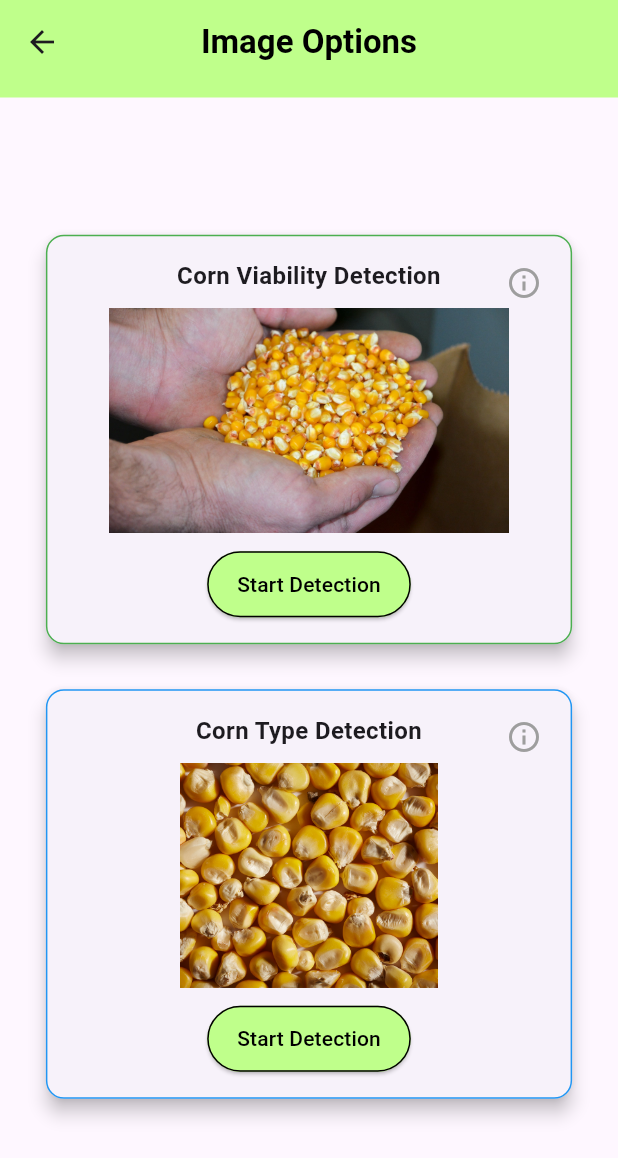
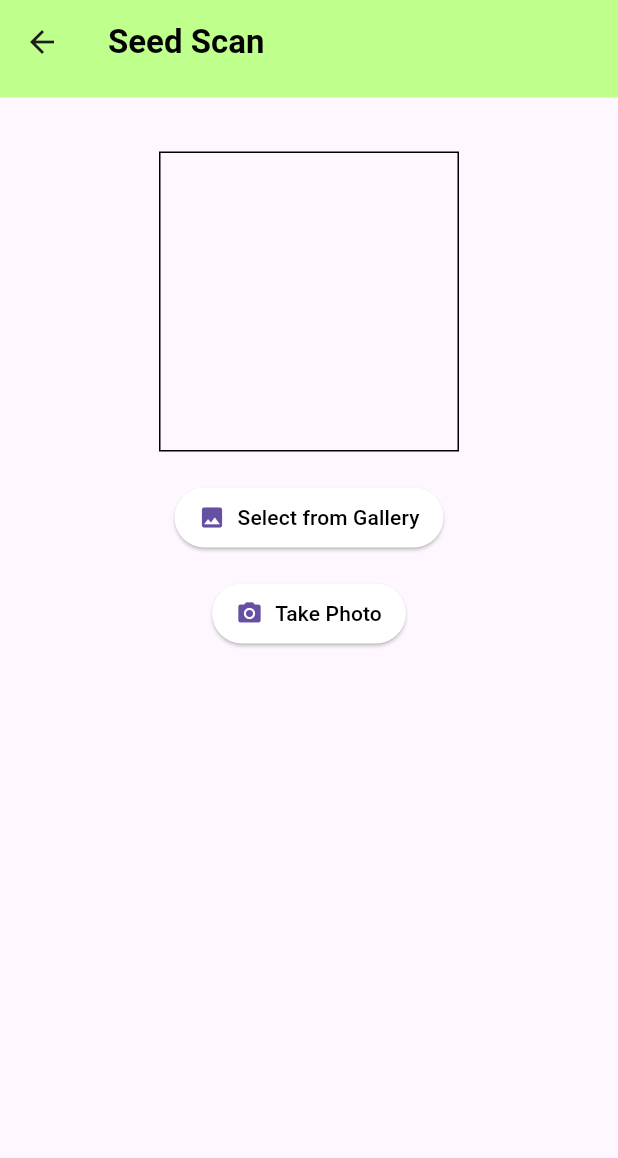
Before and after one commit to lightdarkmaster/seedscan, a Flutter app: the ImageOptions screen opened directly, after a tap on "Start Detection", on a phone screen of 412 x 824 dp. Shown: the top 1158 px of the screen. Run offline on Flutter 3.47's test engine with Material 3 defaults, Android fonts, the light colour scheme and no system bars; our stand-ins replace camera, curved_navigation_bar, image_picker, local_auth; missing offline and left inert: flutter_vision, tflite.

Commit message:
Fix some bugs

```diff
--- /dev/null
+++ b/lib/pages/detectionPages/imageCornViability.dart
@@ -0,0 +1,269 @@
+import 'package:flutter/material.dart';
+import 'package:image_picker/image_picker.dart';
+import 'package:tflite/tflite.dart';
+import 'dart:async';
+import 'dart:io';
+
+class ImageCornViability extends StatefulWidget {
+  const ImageCornViability({Key? key}) : super(key: key);
+
+  @override
+  _ImageCornViabilityWidgetState createState() =>
+      _ImageCornViabilityWidgetState();
+}
+
+class _ImageCornViabilityWidgetState extends State<ImageCornViability> {
+  late ImagePicker _imagePicker;
+  XFile? _pickedImage;
+  List<dynamic>? _recognitions1;
+  List<dynamic>? _recognitions2; // Recognitions for the second model
+  bool _isLoading = false;
+
+  @override
+  void initState() {
+    super.initState();
+    _imagePicker = ImagePicker();
+    _initializeTflite();
+  }
+
+  Future<void> _initializeTflite() async {
+    // Load the model and labels
+    await Tflite.loadModel(
+      model: "assets/models/cornViability.tflite",
+      labels: "assets/models/viabilityLabel.txt",
+    );
+  }
+
+  Future<void> _pickImageFromGallery() async {
+    final XFile? pickedFile =
+        await _imagePicker.pickImage(source: ImageSource.gallery);
+
+    if (pickedFile != null) {
+      setState(() {
+        _pickedImage = pickedFile;
+        _recognitions1 = null; // Clear previous recognitions
+        _recognitions2 = null; // Clear previous recognitions
+        _isLoading = true;
+      });
+      await _processImage();
+    }
+  }
+
+  Future<void> _captureImage() async {
+    final XFile? pickedFile =
+        await _imagePicker.pickImage(source: ImageSource.camera);
+
+    if (pickedFile != null) {
+      setState(() {
+        _pickedImage = pickedFile;
+        _recognitions1 = null; // Clear previous recognitions
+        _recognitions2 = null; // Clear previous recognitions
+        _isLoading = true;
+      });
+      await _processImage();
+    }
+  }
+
+  Future<void> _processImage() async {
+    if (_pickedImage != null) {
+      final List<dynamic>? recognitions1 = await Tflite.runModelOnImage(
+        path: _pickedImage!.path,
+        numResults: 5,
+        threshold: 0.5,
+      );
+
+      final List<dynamic>? recognitions2 = await Tflite.runModelOnImage(
+        path: _pickedImage!.path,
+        numResults: 5,
+        threshold: 0.5,
+      );
+
+      // Update the recognitions
+      setState(() {
+        _recognitions1 = recognitions1;
+        _recognitions2 = recognitions2;
+        _isLoading = false;
+      });
+    }
+  }
+
+  @override
+  Widget build(BuildContext context) {
+    return Scaffold(
+      appBar: PreferredSize(
+        preferredSize:
+            const Size.fromHeight(65.0), // Set your desired height here
+        child: AppBar(
+          title: const Text(
+            "Seed Scan",
+            style: TextStyle(
+              fontWeight: FontWeight.bold,
+              color: Colors.black,
+            ),
+          ),
+          backgroundColor: const Color.fromARGB(255, 191, 255, 139),
+        ),
+      ),
+      body: SingleChildScrollView(
+        padding: const EdgeInsets.all(16.0),
+        child: Column(
+          mainAxisAlignment: MainAxisAlignment.center,
+          children: <Widget>[
+            const SizedBox(height: 20),
+            if (!_isLoading && _pickedImage != null)
+              Container(
+                width: 300,
+                height: 300,
+                decoration: BoxDecoration(
+                  border: Border.all(color: Colors.black),
+                ),
+                child: Image.file(
+                  File(_pickedImage!.path),
+                  fit: BoxFit.cover,
+                ),
+              )
+            else if (_isLoading)
+              const Center(
+                child: CircularProgressIndicator(),
+              )
+            else
+              Container(
+                width: 200,
+                height: 200,
+                decoration: BoxDecoration(
+                  border: Border.all(color: Colors.black),
+                ),
+              ),
+            const SizedBox(height: 20),
+            ElevatedButton.icon(
+              onPressed: _pickImageFromGallery,
+              icon: const Icon(Icons.photo),
+              label: const Text(
+                "Select from Gallery",
+                style: TextStyle(color: Colors.black),
+              ),
+              style: ButtonStyle(
+                backgroundColor: WidgetStateProperty.all(Colors.white),
+                padding: WidgetStateProperty.all(
+                  const EdgeInsets.symmetric(horizontal: 16, vertical: 8),
+                ),
+              ),
+            ),
+            const SizedBox(height: 16),
+            ElevatedButton.icon(
+              onPressed: _captureImage,
+              icon: const Icon(Icons.camera_alt),
+              label: const Text(
+                "Take Photo",
+                style: TextStyle(color: Colors.black),
+              ),
+              style: ButtonStyle(
+                backgroundColor: WidgetStateProperty.all(Colors.white),
+                padding: WidgetStateProperty.all(
+                  const EdgeInsets.symmetric(horizontal: 16, vertical: 8),
+                ),
+              ),
+            ),
+            const SizedBox(height: 16),
+            // Display combined recognitions if available
+            if (_recognitions1 != null && _recognitions2 != null)
+              Card(
+                child: Column(
+                  children: [
+                    ListTile(
+                      title: const Text(
+                        "Results:",
+                        style: TextStyle(
+                          fontWeight: FontWeight.bold,
+                          fontSize: 20,
+                          color: Color.fromARGB(255, 86, 54, 244),
+                        ),
+                      ),
+                      subtitle: Column(
+                        crossAxisAlignment: CrossAxisAlignment.start,
+                        children: _recognitions2!
+                            .map(
+                              (recognition) => Column(
+                                crossAxisAlignment: CrossAxisAlignment.start,
+                                children: [
+                                  Text(
+                                    "Corn Seed Label: ${recognition['label']}",
+                                    style: TextStyle(
+                                      color: recognition['label'] ==
+                                              'Non-Viable'
+                                          ? Colors.red // Red for Non-Viable
+                                          : recognition['label'] == 'Viable'
+                                              ? Colors.green // Green for Viable
+                                              : Colors
+                                                  .black, // Black for Undefined
+                                    ),
+                                  ),
+                                  Text(
+                                    "Confidence Level: ${(recognition['confidence'] * 100).toStringAsFixed(2)}%",
+                                    style: TextStyle(
+                                      color: recognition['label'] ==
+                                              'Non-Viable'
+                                          ? Colors.red // Red for Non-Viable
+                                          : recognition['label'] == 'Viable'
+                                              ? Colors.green // Green for Viable
+                                              : Colors
+                                                  .black, // Black for Undefined
+                                    ),
+                                  ),
+                                ],
+                              ),
+                            )
+                            .toList(),
+                      ),
+                    ),
+                    ListTile(
+                      title: const Text(
+                        "Details:",
+                        style: TextStyle(
+                          fontWeight: FontWeight.bold,
+                          fontSize: 20,
+                          color: Color.fromARGB(255, 86, 54, 244),
+                        ),
+                      ),
+                      subtitle: Column(
+                        crossAxisAlignment: CrossAxisAlignment.start,
+                        children: _recognitions1!
+                            .map(
+                              (recognition) => Column(
+                                crossAxisAlignment: CrossAxisAlignment.start,
+                                children: [
+                                  Text(
+                                      "Corn Seed Label: ${recognition['label']}"),
+                                  Text(
+                                    "Confidence Level: ${(recognition['confidence'] * 100).toStringAsFixed(2)}%",
+                                  ),
+                                ],
+                              ),
+                            )
+                            .toList(),
+                      ),
+                    ),
+                  ],
+                ),
+              )
+            else
+              Container(),
+          ],
+        ),
+      ),
+    );
+  }
+
+  @override
+  void dispose() {
+    // Dispose TFLite resources
+    Tflite.close();
+    super.dispose();
+  }
+}
+
+void main() {
+  runApp(const MaterialApp(
+    home: ImageCornViability(),
+  ));
+}
--- a/lib/pages/detectionPages/imageOptions.dart
+++ b/lib/pages/detectionPages/imageOptions.dart
@@ -1,4 +1,6 @@
 import 'package:flutter/material.dart';
+import 'package:seedscan2/pages/detectionPages/imageCornType.dart';
+import 'package:seedscan2/pages/detectionPages/imageCornViability.dart';
 
 class ImageOptions extends StatefulWidget {
   const ImageOptions({super.key});
@@ -36,7 +38,12 @@ class _ImageOptionsState extends State<ImageOptions> {
                 imagePath: 'assets/images/handCorn.png',
                 buttonLabel: 'Start Detection',
                 onPressed: () {
-                  print('Option 1 button pressed');
+                  Navigator.push(
+                    context,
+                    MaterialPageRoute(
+                      builder: (context) => const ImageCornViability(),
+                    ),
+                  );
                 },
                 borderColor: Colors.green,
                 buttonBorderColor: Colors.black,
@@ -54,7 +61,12 @@ class _ImageOptionsState extends State<ImageOptions> {
                 imagePath: 'assets/images/cornSeedsDamo.png',
                 buttonLabel: 'Start Detection',
                 onPressed: () {
-                  print('Option 2 button pressed');
+                  Navigator.push(
+                    context,
+                    MaterialPageRoute(
+                      builder: (context) => const ImageCornType(),
+                    ),
+                  );
                 },
                 borderColor: Colors.blue,
                 buttonBorderColor: Colors.black,
--- a/lib/pages/homeDetection.dart
+++ b/lib/pages/homeDetection.dart
@@ -102,8 +102,8 @@ class HomeDetectionState extends State<HomeDetection> {
               Padding(
                 padding: const EdgeInsets.all(20.0),
                 child: Column(
-                  mainAxisSize: MainAxisSize.min, // Adjusts column height to its children
-                  crossAxisAlignment: CrossAxisAlignment.center, // Centers content horizontally
+                  mainAxisSize: MainAxisSize.min,
+                  crossAxisAlignment: CrossAxisAlignment.center,
                   children: [
                     Text(
                       title,
```
Also changed, not shown: lib/pages/detectionPages/imageCornType.dart (added, +269 -0 lines).
